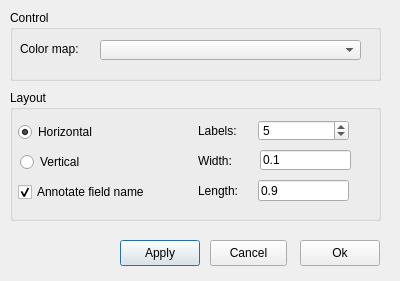
Before: the Qt Designer form ElmerGUI/vtkpost/colorbar.ui in tehnick/elmerfem, drawn with Qt 5.
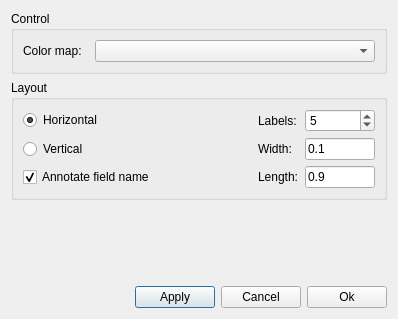
After: the same form once the commit is applied. Icons and pictures are not drawn.

Commit message: ElmerGUI: Adjusted dialog layouts in vtk widget

```diff
--- a/ElmerGUI/vtkpost/colorbar.ui
+++ b/ElmerGUI/vtkpost/colorbar.ui
@@ -5,8 +5,8 @@
    <rect>
     <x>0</x>
     <y>0</y>
-    <width>400</width>
-    <height>281</height>
+    <width>398</width>
+    <height>319</height>
    </rect>
   </property>
   <property name="windowTitle" >
@@ -15,114 +15,59 @@
   <property name="windowIcon" >
    <iconset resource="../ElmerGUI.qrc" >:/icons/Mesh3D.png</iconset>
   </property>
+  <layout class="QVBoxLayout" >
+   <item>
   <widget class="QGroupBox" name="colorGroup" >
-   <property name="geometry" >
-    <rect>
-     <x>10</x>
-     <y>10</y>
-     <width>371</width>
-     <height>71</height>
-    </rect>
-   </property>
    <property name="title" >
     <string>Control</string>
    </property>
-   <widget class="QComboBox" name="colorCombo" >
-    <property name="geometry" >
-     <rect>
-      <x>90</x>
-      <y>30</y>
-      <width>261</width>
-      <height>20</height>
-     </rect>
-    </property>
-   </widget>
+     <layout class="QVBoxLayout" >
+      <item>
+       <layout class="QHBoxLayout" >
+        <item>
    <widget class="QLabel" name="colorLabel" >
-    <property name="geometry" >
-     <rect>
-      <x>10</x>
-      <y>30</y>
-      <width>61</width>
-      <height>18</height>
-     </rect>
+          <property name="maximumSize" >
+           <size>
+            <width>70</width>
+            <height>16777215</height>
+           </size>
     </property>
     <property name="text" >
      <string>Color map:</string>
     </property>
    </widget>
-  </widget>
-  <widget class="QPushButton" name="applyButton" >
-   <property name="geometry" >
-    <rect>
-     <x>120</x>
-     <y>240</y>
-     <width>80</width>
-     <height>26</height>
-    </rect>
-   </property>
-   <property name="text" >
-    <string>Apply</string>
-   </property>
-   <property name="icon" >
-    <iconset/>
-   </property>
-   <property name="default" >
-    <bool>true</bool>
-   </property>
-  </widget>
-  <widget class="QPushButton" name="okButton" >
-   <property name="geometry" >
-    <rect>
-     <x>300</x>
-     <y>240</y>
-     <width>80</width>
-     <height>26</height>
-    </rect>
-   </property>
-   <property name="text" >
-    <string>Ok</string>
-   </property>
-   <property name="icon" >
-    <iconset resource="../ElmerGUI.qrc" >:/icons/dialog-ok-apply.png</iconset>
-   </property>
-  </widget>
+        </item>
+        <item>
+         <widget class="QComboBox" name="colorCombo" >
+          <property name="minimumSize" >
+           <size>
+            <width>280</width>
+            <height>0</height>
+           </size>
+          </property>
+          <property name="maximumSize" >
+           <size>
+            <width>16777215</width>
+            <height>24</height>
+           </size>
+          </property>
+         </widget>
+        </item>
+       </layout>
+      </item>
+     </layout>
+    </widget>
+   </item>
+   <item>
   <widget class="QGroupBox" name="layoutGroup" >
-   <property name="geometry" >
-    <rect>
-     <x>10</x>
-     <y>90</y>
-     <width>371</width>
-     <height>131</height>
-    </rect>
-   </property>
    <property name="title" >
     <string>Layout</string>
    </property>
-   <widget class="QRadioButton" name="verticalRButton" >
-    <property name="geometry" >
-     <rect>
-      <x>10</x>
-      <y>60</y>
-      <width>90</width>
-      <height>24</height>
-     </rect>
-    </property>
-    <property name="text" >
-     <string>Vertical</string>
-    </property>
-    <property name="checked" >
-     <bool>false</bool>
-    </property>
-   </widget>
+     <layout class="QVBoxLayout" >
+      <item>
+       <layout class="QGridLayout" >
+        <item row="0" column="0" >
    <widget class="QRadioButton" name="horizontalRButton" >
-    <property name="geometry" >
-     <rect>
-      <x>8</x>
-      <y>30</y>
-      <width>90</width>
-      <height>24</height>
-     </rect>
-    </property>
     <property name="text" >
      <string>Horizontal</string>
     </property>
@@ -130,110 +75,148 @@
      <bool>true</bool>
     </property>
    </widget>
-   <widget class="QCheckBox" name="annotateBox" >
-    <property name="geometry" >
-     <rect>
-      <x>8</x>
-      <y>90</y>
-      <width>141</width>
-      <height>24</height>
-     </rect>
-    </property>
+        </item>
+        <item row="0" column="2" >
+         <widget class="QLabel" name="labelsLabel" >
     <property name="text" >
-     <string>Annotate field name</string>
-    </property>
-    <property name="checked" >
-     <bool>true</bool>
-    </property>
-   </widget>
+           <string>Labels:</string>
+          </property>
+         </widget>
+        </item>
+        <item row="0" column="3" >
    <widget class="QSpinBox" name="labelsSpin" >
-    <property name="geometry" >
-     <rect>
-      <x>248</x>
-      <y>30</y>
-      <width>91</width>
-      <height>21</height>
-     </rect>
+          <property name="maximumSize" >
+           <size>
+            <width>70</width>
+            <height>24</height>
+           </size>
     </property>
     <property name="value" >
      <number>5</number>
     </property>
    </widget>
-   <widget class="QLabel" name="labelsLabel" >
-    <property name="geometry" >
-     <rect>
-      <x>188</x>
-      <y>30</y>
-      <width>51</width>
-      <height>21</height>
-     </rect>
-    </property>
+        </item>
+        <item row="1" column="0" >
+         <widget class="QRadioButton" name="verticalRButton" >
     <property name="text" >
-     <string>Labels:</string>
-    </property>
-   </widget>
-   <widget class="QLineEdit" name="widthEdit" >
-    <property name="geometry" >
-     <rect>
-      <x>250</x>
-      <y>60</y>
-      <width>91</width>
-      <height>20</height>
-     </rect>
-    </property>
-    <property name="text" >
-     <string>0.1</string>
-    </property>
-   </widget>
-   <widget class="QLineEdit" name="heightEdit" >
-    <property name="geometry" >
-     <rect>
-      <x>248</x>
-      <y>90</y>
-      <width>91</width>
-      <height>21</height>
-     </rect>
-    </property>
-    <property name="text" >
-     <string>0.9</string>
-    </property>
-   </widget>
+           <string>Vertical</string>
+          </property>
+          <property name="checked" >
+           <bool>false</bool>
+          </property>
+         </widget>
+        </item>
+        <item row="1" column="2" >
    <widget class="QLabel" name="widthLabel" >
-    <property name="geometry" >
-     <rect>
-      <x>188</x>
-      <y>60</y>
-      <width>54</width>
-      <height>21</height>
-     </rect>
-    </property>
     <property name="text" >
      <string>Width:</string>
     </property>
    </widget>
+        </item>
+        <item row="1" column="3" >
+         <widget class="QLineEdit" name="widthEdit" >
+          <property name="maximumSize" >
+           <size>
+            <width>70</width>
+            <height>24</height>
+           </size>
+          </property>
+          <property name="text" >
+           <string>0.1</string>
+          </property>
+         </widget>
+        </item>
+        <item row="2" column="0" >
+         <widget class="QCheckBox" name="annotateBox" >
+          <property name="text" >
+           <string>Annotate field name</string>
+          </property>
+          <property name="checked" >
+           <bool>true</bool>
+          </property>
+         </widget>
+        </item>
+        <item row="2" column="2" >
    <widget class="QLabel" name="heightLabel" >
-    <property name="geometry" >
-     <rect>
-      <x>188</x>
-      <y>90</y>
-      <width>54</width>
-      <height>21</height>
-     </rect>
-    </property>
     <property name="text" >
      <string>Length:</string>
     </property>
    </widget>
-  </widget>
+        </item>
+        <item row="2" column="3" >
+         <widget class="QLineEdit" name="heightEdit" >
+          <property name="maximumSize" >
+           <size>
+            <width>70</width>
+            <height>24</height>
+           </size>
+          </property>
+          <property name="text" >
+           <string>0.9</string>
+          </property>
+         </widget>
+        </item>
+        <item row="1" column="1" >
+         <spacer>
+          <property name="orientation" >
+           <enum>Qt::Horizontal</enum>
+          </property>
+          <property name="sizeHint" >
+           <size>
+            <width>40</width>
+            <height>20</height>
+           </size>
+          </property>
+         </spacer>
+        </item>
+       </layout>
+      </item>
+     </layout>
+    </widget>
+   </item>
+   <item>
+    <spacer>
+     <property name="orientation" >
+      <enum>Qt::Vertical</enum>
+     </property>
+     <property name="sizeHint" >
+      <size>
+       <width>20</width>
+       <height>31</height>
+      </size>
+     </property>
+    </spacer>
+   </item>
+   <item>
+    <layout class="QHBoxLayout" >
+     <item>
+      <spacer>
+       <property name="orientation" >
+        <enum>Qt::Horizontal</enum>
+       </property>
+       <property name="sizeHint" >
+        <size>
+         <width>40</width>
+         <height>20</height>
+        </size>
+       </property>
+      </spacer>
+     </item>
+     <item>
+      <widget class="QPushButton" name="applyButton" >
+       <property name="text" >
+        <string>Apply</string>
+       </property>
+       <property name="icon" >
+        <iconset/>
+       </property>
+       <property name="default" >
+        <bool>true</bool>
+       </property>
+      </widget>
+     </item>
+     <item>
   <widget class="QPushButton" name="cancelButton" >
-   <property name="geometry" >
-    <rect>
-     <x>210</x>
-     <y>240</y>
-     <width>77</width>
-     <height>26</height>
-    </rect>
-   </property>
    <property name="text" >
     <string>Cancel</string>
    </property>
@@ -241,6 +224,20 @@
     <iconset resource="../ElmerGUI.qrc" >:/icons/dialog-close.png</iconset>
    </property>
   </widget>
+     </item>
+     <item>
+      <widget class="QPushButton" name="okButton" >
+       <property name="text" >
+        <string>Ok</string>
+       </property>
+       <property name="icon" >
+        <iconset resource="../ElmerGUI.qrc" >:/icons/dialog-ok-apply.png</iconset>
+       </property>
+      </widget>
+     </item>
+    </layout>
+   </item>
+  </layout>
  </widget>
  <resources>
   <include location="../ElmerGUI.qrc" />
```
Lines whose indentation alone changed are shown as unchanged. The commit also changes 6 other files.
